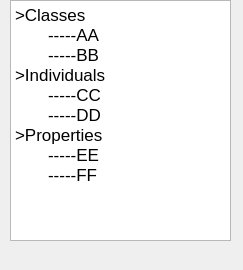
Above: plugins/fileio/ontology/widgets/informationboxdockwidget.ui from ZongleiJiao/OntologyViewer before the change. Below: the same form after it.
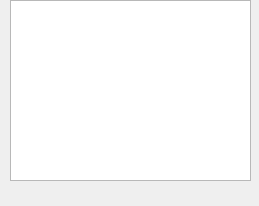
That is the form after the change.

Diff of the .ui file:
```diff
--- a/plugins/fileio/ontology/widgets/informationboxdockwidget.ui
+++ b/plugins/fileio/ontology/widgets/informationboxdockwidget.ui
@@ -6,10 +6,16 @@
    <rect>
     <x>0</x>
     <y>0</y>
-    <width>243</width>
-    <height>270</height>
+    <width>259</width>
+    <height>206</height>
    </rect>
   </property>
+  <property name="sizePolicy">
+   <sizepolicy hsizetype="Preferred" vsizetype="Fixed">
+    <horstretch>0</horstretch>
+    <verstretch>0</verstretch>
+   </sizepolicy>
+  </property>
   <property name="windowTitle">
    <string>Information Box</string>
   </property>
@@ -19,24 +25,18 @@
      <rect>
       <x>10</x>
       <y>0</y>
-      <width>221</width>
-      <height>241</height>
+      <width>241</width>
+      <height>181</height>
      </rect>
     </property>
+    <property name="readOnly">
+     <bool>true</bool>
+    </property>
     <property name="html">
      <string>&lt;!DOCTYPE HTML PUBLIC &quot;-//W3C//DTD HTML 4.0//EN&quot; &quot;http://www.w3.org/TR/REC-html40/strict.dtd&quot;&gt;
 &lt;html&gt;&lt;head&gt;&lt;meta name=&quot;qrichtext&quot; content=&quot;1&quot; /&gt;&lt;style type=&quot;text/css&quot;&gt;
 p, li { white-space: pre-wrap; }
 &lt;/style&gt;&lt;/head&gt;&lt;body style=&quot; font-family:'Lucida Grande'; font-size:13pt; font-weight:400; font-style:normal;&quot;&gt;
-&lt;p style=&quot; margin-top:0px; margin-bottom:0px; margin-left:0px; margin-right:0px; -qt-block-indent:0; text-indent:0px;&quot;&gt;&amp;gt;Classes&lt;/p&gt;
-&lt;p style=&quot; margin-top:0px; margin-bottom:0px; margin-left:0px; margin-right:0px; -qt-block-indent:0; text-indent:0px;&quot;&gt;       -----AA&lt;/p&gt;
-&lt;p style=&quot; margin-top:0px; margin-bottom:0px; margin-left:0px; margin-right:0px; -qt-block-indent:0; text-indent:0px;&quot;&gt;       -----BB&lt;/p&gt;
-&lt;p style=&quot; margin-top:0px; margin-bottom:0px; margin-left:0px; margin-right:0px; -qt-block-indent:0; text-indent:0px;&quot;&gt;&amp;gt;Individuals&lt;/p&gt;
-&lt;p style=&quot; margin-top:0px; margin-bottom:0px; margin-left:0px; margin-right:0px; -qt-block-indent:0; text-indent:0px;&quot;&gt;       -----CC&lt;/p&gt;
-&lt;p style=&quot; margin-top:0px; margin-bottom:0px; margin-left:0px; margin-right:0px; -qt-block-indent:0; text-indent:0px;&quot;&gt;       -----DD&lt;/p&gt;
-&lt;p style=&quot; margin-top:0px; margin-bottom:0px; margin-left:0px; margin-right:0px; -qt-block-indent:0; text-indent:0px;&quot;&gt;&amp;gt;Properties&lt;/p&gt;
-&lt;p style=&quot; margin-top:0px; margin-bottom:0px; margin-left:0px; margin-right:0px; -qt-block-indent:0; text-indent:0px;&quot;&gt;       -----EE&lt;/p&gt;
-&lt;p style=&quot; margin-top:0px; margin-bottom:0px; margin-left:0px; margin-right:0px; -qt-block-indent:0; text-indent:0px;&quot;&gt;       -----FF&lt;/p&gt;
 &lt;p style=&quot;-qt-paragraph-type:empty; margin-top:0px; margin-bottom:0px; margin-left:0px; margin-right:0px; -qt-block-indent:0; text-indent:0px;&quot;&gt;&lt;/p&gt;&lt;/body&gt;&lt;/html&gt;</string>
     </property>
    </widget>
```
Left out of the diff: 2 changed lines with no effect on the pictures.
